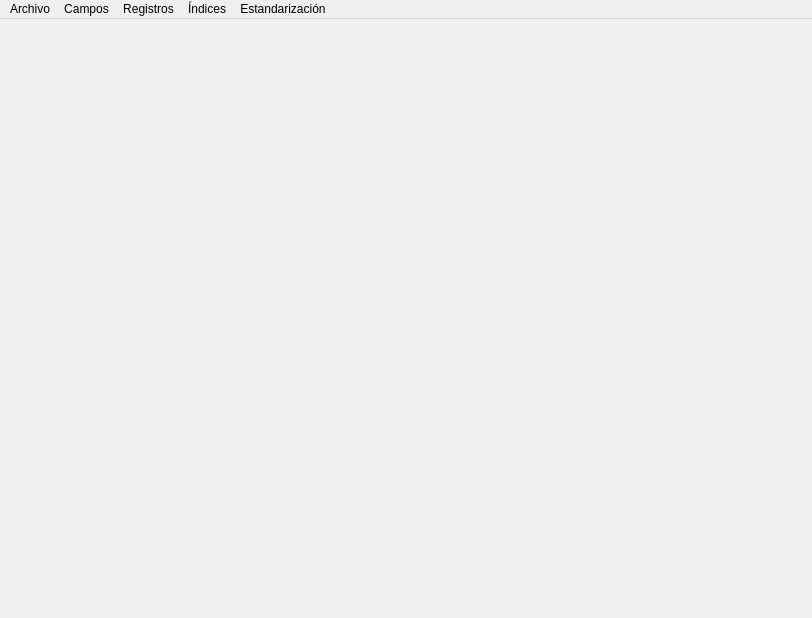
The window that MainWindow.ui (carlosvelaquez/ProyectoEDII) describes before a commit, drawn with Qt 5.
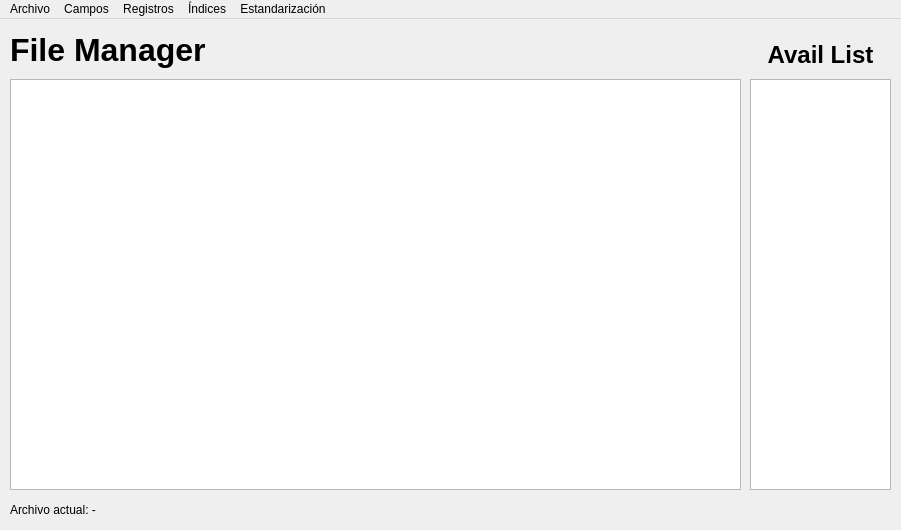
The same window after the commit.

What changed in the file:
```diff
--- a/MainWindow.ui
+++ b/MainWindow.ui
@@ -6,21 +6,103 @@
    <rect>
     <x>0</x>
     <y>0</y>
-    <width>812</width>
-    <height>618</height>
+    <width>901</width>
+    <height>530</height>
    </rect>
   </property>
   <property name="windowTitle">
    <string>File Manager</string>
   </property>
-  <widget class="QWidget" name="centralwidget"/>
+  <property name="styleSheet">
+   <string notr="true"/>
+  </property>
+  <widget class="QWidget" name="centralwidget">
+   <widget class="QLabel" name="label">
+    <property name="geometry">
+     <rect>
+      <x>10</x>
+      <y>480</y>
+      <width>511</width>
+      <height>21</height>
+     </rect>
+    </property>
+    <property name="text">
+     <string>Archivo actual: -</string>
+    </property>
+   </widget>
+   <widget class="QTableWidget" name="tableWidget">
+    <property name="geometry">
+     <rect>
+      <x>10</x>
+      <y>60</y>
+      <width>731</width>
+      <height>411</height>
+     </rect>
+    </property>
+   </widget>
+   <widget class="QLabel" name="label_3">
+    <property name="geometry">
+     <rect>
+      <x>10</x>
+      <y>10</y>
+      <width>281</width>
+      <height>41</height>
+     </rect>
+    </property>
+    <property name="font">
+     <font>
+      <family>Arial</family>
+      <pointsize>24</pointsize>
+      <weight>75</weight>
+      <bold>true</bold>
+     </font>
+    </property>
+    <property name="text">
+     <string>File Manager</string>
+    </property>
+   </widget>
+   <widget class="QLabel" name="label_4">
+    <property name="geometry">
+     <rect>
+      <x>750</x>
+      <y>20</y>
+      <width>141</width>
+      <height>31</height>
+     </rect>
+    </property>
+    <property name="font">
+     <font>
+      <family>Arial</family>
+      <pointsize>18</pointsize>
+      <weight>75</weight>
+      <bold>true</bold>
+     </font>
+    </property>
+    <property name="text">
+     <string>Avail List</string>
+    </property>
+    <property name="alignment">
+     <set>Qt::AlignCenter</set>
+    </property>
+   </widget>
+   <widget class="QListView" name="listView">
+    <property name="geometry">
+     <rect>
+      <x>750</x>
+      <y>60</y>
+      <width>141</width>
+      <height>411</height>
+     </rect>
+    </property>
+   </widget>
+  </widget>
   <widget class="QMenuBar" name="menubar">
    <property name="geometry">
     <rect>
      <x>0</x>
      <y>0</y>
-     <width>812</width>
-     <height>20</height>
+     <width>901</width>
+     <height>21</height>
     </rect>
    </property>
    <widget class="QMenu" name="menuArchivo">
@@ -33,15 +115,6 @@
     <addaction name="separator"/>
     <addaction name="actionSalir"/>
    </widget>
-   <widget class="QMenu" name="menuCampos">
-    <property name="title">
-     <string>Campos</string>
-    </property>
-    <addaction name="actionCrear_Campos"/>
-    <addaction name="actionListar_Campos"/>
-    <addaction name="actionModificar_Campos"/>
-    <addaction name="actionEliminar_Campos"/>
-   </widget>
    <widget class="QMenu" name="menuRegistros">
     <property name="title">
      <string>Registros</string>
@@ -52,14 +125,23 @@
     <addaction name="actionBorrar_Registros"/>
     <addaction name="actionListar_Registros"/>
    </widget>
-   <widget class="QMenu" name="menuIndices">
+   <widget class="QMenu" name="menuCampos">
+    <property name="title">
+     <string>Campos</string>
+    </property>
+    <addaction name="actionCrear_Campos"/>
+    <addaction name="actionListar_Campos"/>
+    <addaction name="actionModificar_Campos"/>
+    <addaction name="actionEliminar_Campos"/>
+   </widget>
+   <widget class="QMenu" name="menu_ndices">
     <property name="title">
      <string>Índices</string>
     </property>
     <addaction name="actionCrearIndices"/>
     <addaction name="actionReindexar_Archivos"/>
    </widget>
-   <widget class="QMenu" name="menuEstandarizacion">
+   <widget class="QMenu" name="menuEstadarizaci_n">
     <property name="title">
      <string>Estandarización</string>
     </property>
@@ -69,8 +151,8 @@
    <addaction name="menuArchivo"/>
    <addaction name="menuCampos"/>
    <addaction name="menuRegistros"/>
-   <addaction name="menuIndices"/>
-   <addaction name="menuEstandarizacion"/>
+   <addaction name="menu_ndices"/>
+   <addaction name="menuEstadarizaci_n"/>
   </widget>
   <action name="actionNuevo_Archivo">
    <property name="text">
```
Left out of the diff: 40 changed lines with no effect on the pictures.
